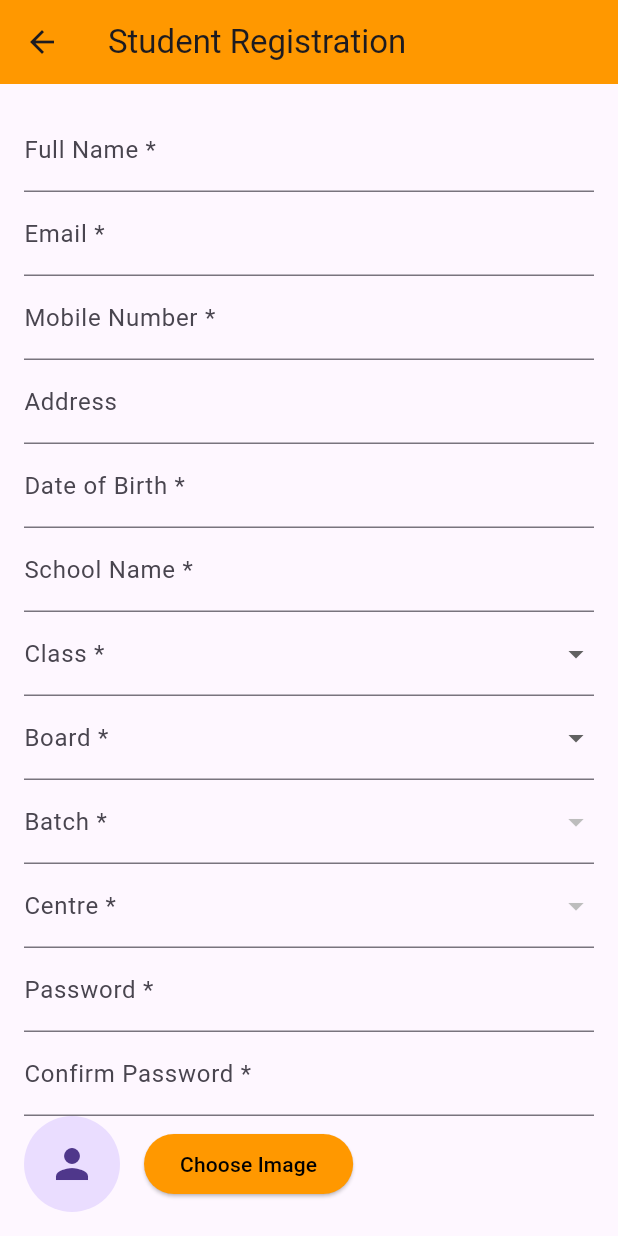
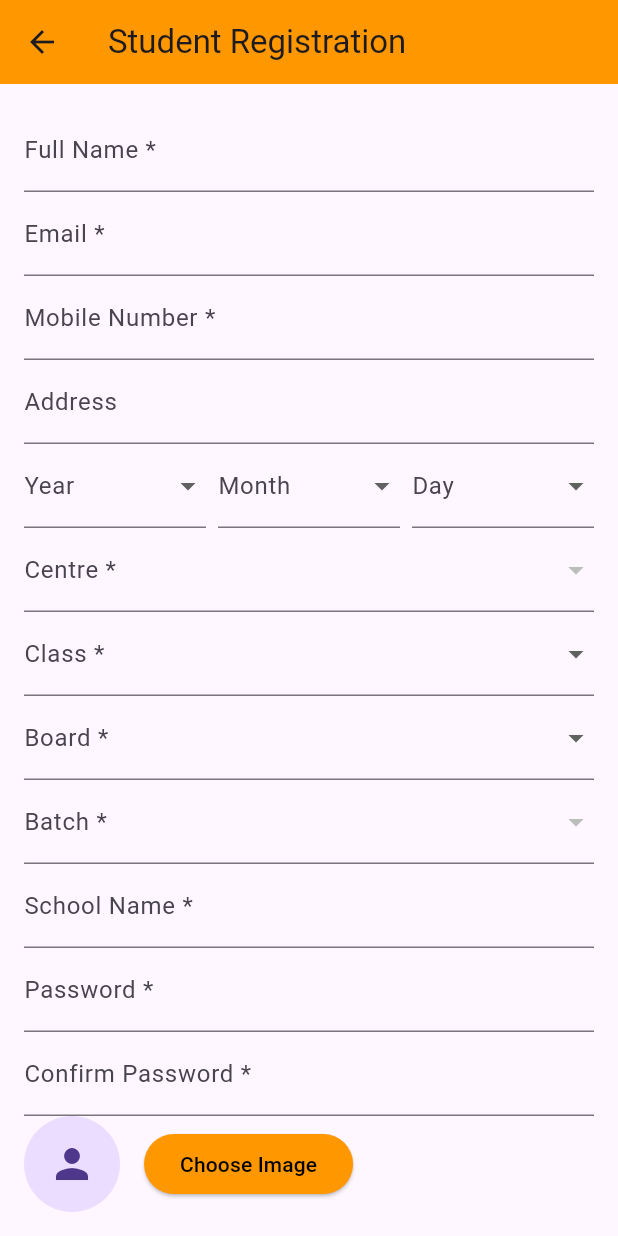
Before and after one commit to dipak101505/zenith_app, a Flutter app: the SignupPage screen opened by its route, on a phone screen of 412 x 824 dp. Run offline on Flutter 3.47's test engine with Material 3 defaults, Android fonts, the phone set to English and light mode, and no system bars; our stand-ins replace cloud_firestore, firebase_auth, firebase_core, firebase_storage, image_picker, logger and 1 more; accounts and stored records are empty.

Commit message:
sign up modification

```diff
--- a/lib/authentication/signup_page.dart
+++ b/lib/authentication/signup_page.dart
@@ -20,7 +20,6 @@ class _SignupPageState extends State<SignupPage> {
   final TextEditingController _emailController = TextEditingController();
   final TextEditingController _mobileController = TextEditingController();
   final TextEditingController _addressController = TextEditingController();
-  final TextEditingController _dobController = TextEditingController();
   final TextEditingController _schoolController = TextEditingController();
   final TextEditingController _passwordController = TextEditingController();
   final TextEditingController _confirmPasswordController =
@@ -29,14 +28,23 @@ class _SignupPageState extends State<SignupPage> {
   String _class = '11';
   String _board = '';
   String _batch = '';
-  String _centre = '';
+  List<String> _centres = [];
+  String _dobYear = '';
+  String _dobMonth = '';
+  String _dobDay = '';
   File? _profileImage;
 
   // Dropdown options
   List<String> _classes = List.generate(12, (index) => (index + 1).toString());
   List<String> _boards = ['CBSE', 'ICSE', 'WB'];
   List<String> _batches = [];
-  List<String> _centres = [];
+  List<String> _availableCentres = [];
+  List<String> _years = List.generate(
+    100,
+    (index) => (2025 - index).toString(),
+  );
+  List<String> _months = List.generate(12, (index) => (index + 1).toString());
+  List<String> _days = List.generate(31, (index) => (index + 1).toString());
 
   bool _isLoading = false;
 
@@ -54,7 +62,7 @@ class _SignupPageState extends State<SignupPage> {
           await FirebaseFirestore.instance.collection('batches').get();
 
       setState(() {
-        _centres =
+        _availableCentres =
             centresSnapshot.docs.map((doc) => doc['name'] as String).toList();
         _batches =
             batchesSnapshot.docs.map((doc) => doc['name'] as String).toList();
@@ -95,6 +103,9 @@ class _SignupPageState extends State<SignupPage> {
       return;
     }
 
+    // Combine Date of Birth
+    final dob = '$_dobYear-$_dobMonth-$_dobDay';
+
     try {
       setState(() => _isLoading = true);
 
@@ -115,12 +126,12 @@ class _SignupPageState extends State<SignupPage> {
         'name': _nameController.text.trim(),
         'mobile': _mobileController.text.trim(),
         'address': _addressController.text.trim(),
-        'dob': _dobController.text.trim(),
+        'dob': dob,
         'school': _schoolController.text.trim(),
         'class': _class,
         'board': _board,
         'batch': _batch,
-        'centre': _centre,
+        'centres': _centres, // Store as an array of strings
         'imageUrl': imageUrl ?? '',
         'createdAt': Timestamp.now(),
         'status': 'pending',
@@ -195,23 +206,106 @@ class _SignupPageState extends State<SignupPage> {
                         decoration: InputDecoration(labelText: 'Address'),
                       ),
 
-                      // Date of Birth
-                      TextFormField(
-                        controller: _dobController,
-                        decoration: InputDecoration(
-                          labelText: 'Date of Birth *',
-                        ),
+                      // Date of Birth Dropdown
+                      Row(
+                        children: [
+                          Expanded(
+                            child: DropdownButtonFormField<String>(
+                              decoration: InputDecoration(labelText: 'Year'),
+                              items:
+                                  _years
+                                      .map(
+                                        (year) => DropdownMenuItem(
+                                          value: year,
+                                          child: Text(year),
+                                        ),
+                                      )
+                                      .toList(),
+                              onChanged:
+                                  (value) => setState(() => _dobYear = value!),
+                              validator:
+                                  (value) =>
+                                      value == null ? 'Select year' : null,
+                            ),
+                          ),
+                          SizedBox(width: 8),
+                          Expanded(
+                            child: DropdownButtonFormField<String>(
+                              decoration: InputDecoration(labelText: 'Month'),
+                              items:
+                                  _months
+                                      .map(
+                                        (month) => DropdownMenuItem(
+                                          value: month,
+                                          child: Text(month),
+                                        ),
+                                      )
+                                      .toList(),
+                              onChanged:
+                                  (value) => setState(() => _dobMonth = value!),
+                              validator:
+                                  (value) =>
+                                      value == null ? 'Select month' : null,
+                            ),
+                          ),
+                          SizedBox(width: 8),
+                          Expanded(
+                            child: DropdownButtonFormField<String>(
+                              decoration: InputDecoration(labelText: 'Day'),
+                              items:
+                                  _days
+                                      .map(
+                                        (day) => DropdownMenuItem(
+                                          value: day,
+                                          child: Text(day),
+                                        ),
+                                      )
+                                      .toList(),
+                              onChanged:
+                                  (value) => setState(() => _dobDay = value!),
+                              validator:
+                                  (value) =>
+                                      value == null ? 'Select day' : null,
+                            ),
+                          ),
+                        ],
                       ),
 
-                      // School Name
-                      TextFormField(
-                        controller: _schoolController,
-                        decoration: InputDecoration(labelText: 'School Name *'),
+                      // Centres (Multi-Select)
+                      DropdownButtonFormField<String>(
+                        decoration: InputDecoration(labelText: 'Centre *'),
+                        items:
+                            _availableCentres
+                                .map(
+                                  (centre) => DropdownMenuItem(
+                                    value: centre,
+                                    child: Text(centre),
+                                  ),
+                                )
+                                .toList(),
+                        onChanged: (value) {
+                          if (value != null && !_centres.contains(value)) {
+                            setState(() => _centres.add(value));
+                          }
+                        },
                         validator:
                             (value) =>
-                                value!.isEmpty
-                                    ? 'Enter your school name'
+                                _centres.isEmpty
+                                    ? 'Select at least one centre'
                                     : null,
+                      ),
+                      Wrap(
+                        children:
+                            _centres
+                                .map(
+                                  (centre) => Chip(
+                                    label: Text(centre),
+                                    onDeleted: () {
+                                      setState(() => _centres.remove(centre));
+                                    },
+                                  ),
+                                )
+                                .toList(),
                       ),
 
                       // Class
@@ -226,7 +320,7 @@ class _SignupPageState extends State<SignupPage> {
                                   ),
                                 )
                                 .toList(),
-                        onChanged: (value) => _class = value!,
+                        onChanged: (value) => setState(() => _class = value!),
                         validator:
                             (value) => value == null ? 'Select a class' : null,
                       ),
@@ -243,7 +337,7 @@ class _SignupPageState extends State<SignupPage> {
                                   ),
                                 )
                                 .toList(),
-                        onChanged: (value) => _board = value!,
+                        onChanged: (value) => setState(() => _board = value!),
                         validator:
                             (value) => value == null ? 'Select a board' : null,
                       ),
@@ -260,26 +354,20 @@ class _SignupPageState extends State<SignupPage> {
                                   ),
                                 )
                                 .toList(),
-                        onChanged: (value) => _batch = value!,
+                        onChanged: (value) => setState(() => _batch = value!),
                         validator:
                             (value) => value == null ? 'Select a batch' : null,
                       ),
 
-                      // Centre
-                      DropdownButtonFormField<String>(
-                        decoration: InputDecoration(labelText: 'Centre *'),
-                        items:
-                            _centres
-                                .map(
-                                  (centre) => DropdownMenuItem(
-                                    value: centre,
-                                    child: Text(centre),
-                                  ),
-                                )
-                                .toList(),
-                        onChanged: (value) => _centre = value!,
+                      // School Name
+                      TextFormField(
+                        controller: _schoolController,
+                        decoration: InputDecoration(labelText: 'School Name *'),
                         validator:
-                            (value) => value == null ? 'Select a centre' : null,
+                            (value) =>
+                                value!.isEmpty
+                                    ? 'Enter your school name'
+                                    : null,
                       ),
 
                       // Password
```
